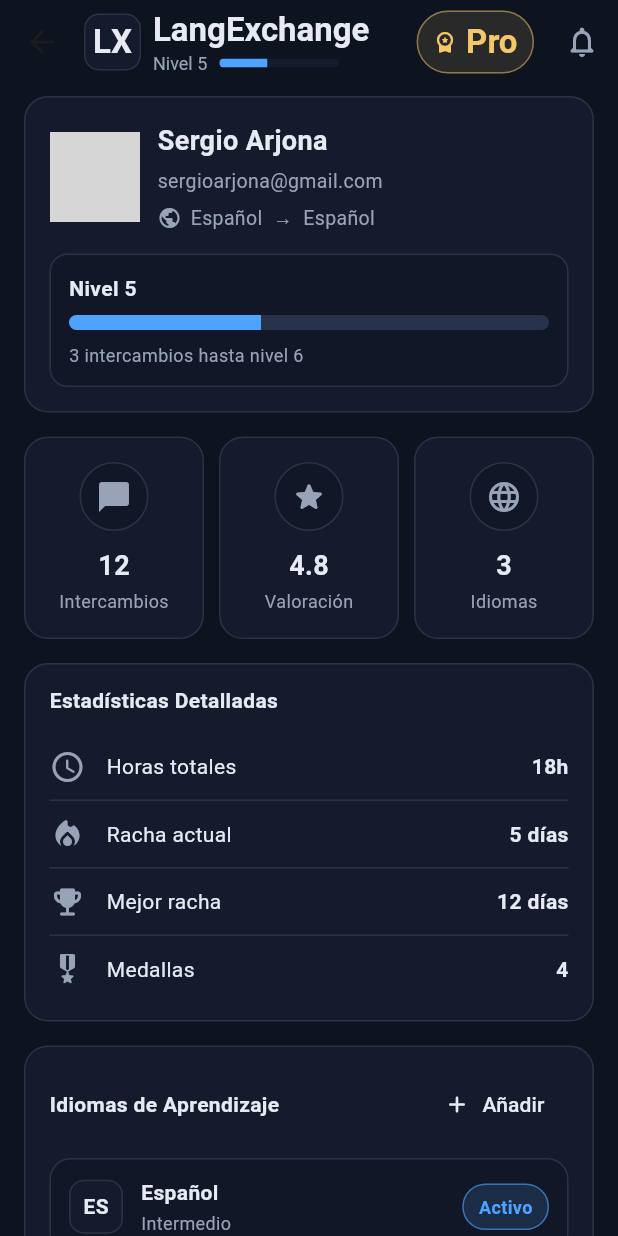
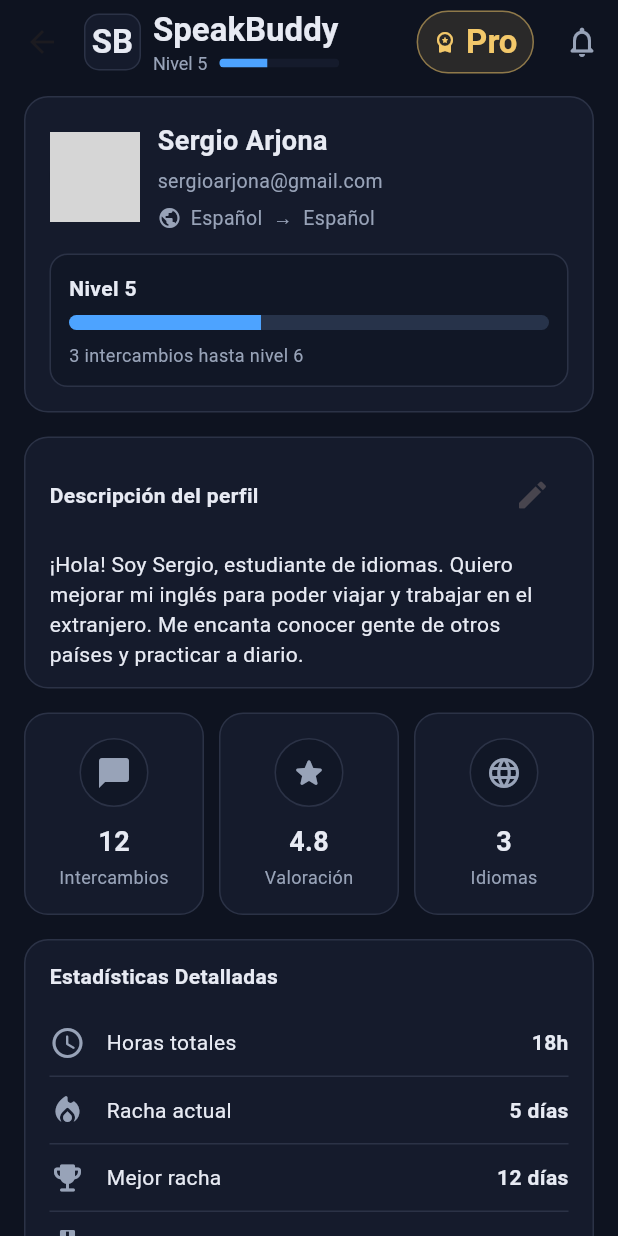
Before and after one commit to SpeakBuddyDevs/speakbuddy_Frontend, a Flutter app: the ProfileScreen screen opened by its route, on a phone screen of 412 x 824 dp. Run offline on Flutter 3.47's test engine with Material 3 defaults, Android fonts, the phone set to English and light mode, and no system bars; our stand-ins replace image_picker; missing offline and left inert: dart:ffi; grey boxes are pictures that could not be loaded.

Commit message:
Añadido soporte para editar la descripción del perfil, incluyendo un diálogo para actualizar el texto. Se ha agregado una nueva propiedad 'description' en el modelo de perfil.

```diff
--- a/lib/profile.dart
+++ b/lib/profile.dart
@@ -13,7 +13,7 @@ class ProfileScreen extends StatefulWidget {
 
 class _ProfileScreenState extends State<ProfileScreen> {
   // TODO: Sustituir por datos reales desde el backend (/api/auth/me + /api/profile)
-  var _profile = _MockProfile(
+    var _profile = _MockProfile(
     name: 'Sergio Arjona',
     email: 'sergioarjona@gmail.com',
     level: 5,
@@ -25,7 +25,6 @@ class _ProfileScreenState extends State<ProfileScreen> {
     currentStreakDays: 5,
     bestStreakDays: 12,
     medals: 4,
-    // 👇 añadimos también estas dos nuevas propiedades
     nativeLanguage: 'ES',
     learningLanguages: const [
       _LangItem(code: 'ES', name: 'Español', level: 'Intermedio', active: true),
@@ -33,7 +32,12 @@ class _ProfileScreenState extends State<ProfileScreen> {
     ],
     isPro: true,
     avatarPath: null,
+    description:
+        '¡Hola! Soy Sergio, estudiante de idiomas. Quiero mejorar mi inglés '
+        'para poder viajar y trabajar en el extranjero. Me encanta conocer '
+        'gente de otros países y practicar a diario.', // 👈 texto ejemplo
   );
+
 
   static const Map<String, String> _langs = {
     'ES': 'Español',
@@ -46,6 +50,52 @@ class _ProfileScreenState extends State<ProfileScreen> {
     'JA': 'Japonés',
     'RU': 'Ruso',
   };
+
+    Future<void> _editDescription() async {
+    final controller = TextEditingController(text: _profile.description);
+
+    final newText = await showDialog<String>(
+      context: context,
+      builder: (context) {
+        final c = _Palette.of(context);
+        return AlertDialog(
+          backgroundColor: c.bg,
+          shape: RoundedRectangleBorder(
+            borderRadius: BorderRadius.circular(16),
+          ),
+          title: const Text('Editar descripción'),
+          content: TextField(
+            controller: controller,
+            maxLines: 6,
+            decoration: const InputDecoration(
+              labelText: 'Descripción del perfil',
+              alignLabelWithHint: true,
+            ),
+          ),
+          actions: [
+            TextButton(
+              onPressed: () => Navigator.of(context).pop(),
+              child: const Text('Cancelar'),
+            ),
+            ElevatedButton(
+              onPressed: () =>
+                  Navigator.of(context).pop(controller.text.trim()),
+              child: const Text('Guardar'),
+            ),
+          ],
+        );
+      },
+    );
+
+    if (newText == null || newText.isEmpty) return;
+
+    setState(() {
+      _profile = _profile.copyWith(description: newText);
+    });
+  }
+
+
+
   void _addLearningLanguage() async {
     // Códigos ya en aprendizaje
     final existing = _profile.learningLanguages.map((e) => e.code).toSet();
@@ -83,7 +133,7 @@ class _ProfileScreenState extends State<ProfileScreen> {
             mainAxisSize: MainAxisSize.min,
             children: [
               DropdownButtonFormField<String>(
-                value: selected,
+                initialValue: selected,
                 isExpanded: true,
                 dropdownColor: const Color(0xFF151B2C),
                 style: const TextStyle(color: Color(0xFFE7EAF3)), // texto claro
@@ -347,7 +397,7 @@ class _ProfileScreenState extends State<ProfileScreen> {
               crossAxisAlignment: CrossAxisAlignment.start,
               children: [
                 Text(
-                  'LangExchange',
+                  'SpeakBuddy',
                   style: TextStyle(
                     color: color.text,
                     fontWeight: FontWeight.w600,
@@ -385,6 +435,25 @@ class _ProfileScreenState extends State<ProfileScreen> {
         child: Column(
           children: [
             _UserCard(profile: _profile),
+            const SizedBox(height: 16),
+            _Section(
+              title: 'Descripción del perfil',
+              trailing: IconButton(
+                onPressed: _editDescription,
+                icon: const Icon(Icons.edit_rounded),
+                tooltip: 'Editar descripción',
+              ),
+              child: Align(
+                alignment: Alignment.centerLeft,
+                child: Text(
+                  _profile.description,
+                  style: TextStyle(
+                    color: color.text,
+                    height: 1.4,
+                  ),
+                ),
+              ),
+            ),
             const SizedBox(height: 16),
             _StatsRow(profile: _profile),
             const SizedBox(height: 16),
@@ -539,7 +608,7 @@ class _ProfileScreenState extends State<ProfileScreen> {
       ),
       alignment: Alignment.center,
       child: Text(
-        'LX',
+        'SB',
         style: TextStyle(color: color.text, fontWeight: FontWeight.bold),
       ),
     );
@@ -1044,6 +1113,7 @@ class _MockProfile {
   final bool isPro;
   final String? avatarPath;
   final String nativeLanguage;
+  final String description; // 👈 NUEVO
 
   const _MockProfile({
     required this.name,
@@ -1059,32 +1129,46 @@ class _MockProfile {
     required this.medals,
     required this.learningLanguages,
     required this.isPro,
+    required this.nativeLanguage,
+    required this.description, // 👈 NUEVO
     this.avatarPath,
-    required this.nativeLanguage,
   });
+
   _MockProfile copyWith({
     String? name,
+    String? email,
+    int? level,
+    double? progressPct,
+    int? exchanges,
+    double? rating,
+    int? languagesCount,
+    int? hoursTotal,
+    int? currentStreakDays,
+    int? bestStreakDays,
+    int? medals,
+    List<_LangItem>? learningLanguages,
+    bool? isPro,
     String? nativeLanguage,
-    List<_LangItem>? learningLanguages,
-    int? languagesCount,
     String? avatarPath,
+    String? description, // 👈 NUEVO
   }) {
     return _MockProfile(
       name: name ?? this.name,
-      email: email,
-      level: level,
-      progressPct: progressPct,
-      exchanges: exchanges,
-      rating: rating,
+      email: email ?? this.email,
+      level: level ?? this.level,
+      progressPct: progressPct ?? this.progressPct,
+      exchanges: exchanges ?? this.exchanges,
+      rating: rating ?? this.rating,
       languagesCount: languagesCount ?? this.languagesCount,
-      hoursTotal: hoursTotal,
-      currentStreakDays: currentStreakDays,
-      bestStreakDays: bestStreakDays,
-      medals: medals,
+      hoursTotal: hoursTotal ?? this.hoursTotal,
+      currentStreakDays: currentStreakDays ?? this.currentStreakDays,
+      bestStreakDays: bestStreakDays ?? this.bestStreakDays,
+      medals: medals ?? this.medals,
       learningLanguages: learningLanguages ?? this.learningLanguages,
-      isPro: isPro,
+      isPro: isPro ?? this.isPro,
       nativeLanguage: nativeLanguage ?? this.nativeLanguage,
       avatarPath: avatarPath ?? this.avatarPath,
+      description: description ?? this.description,
     );
   }
 }
```
